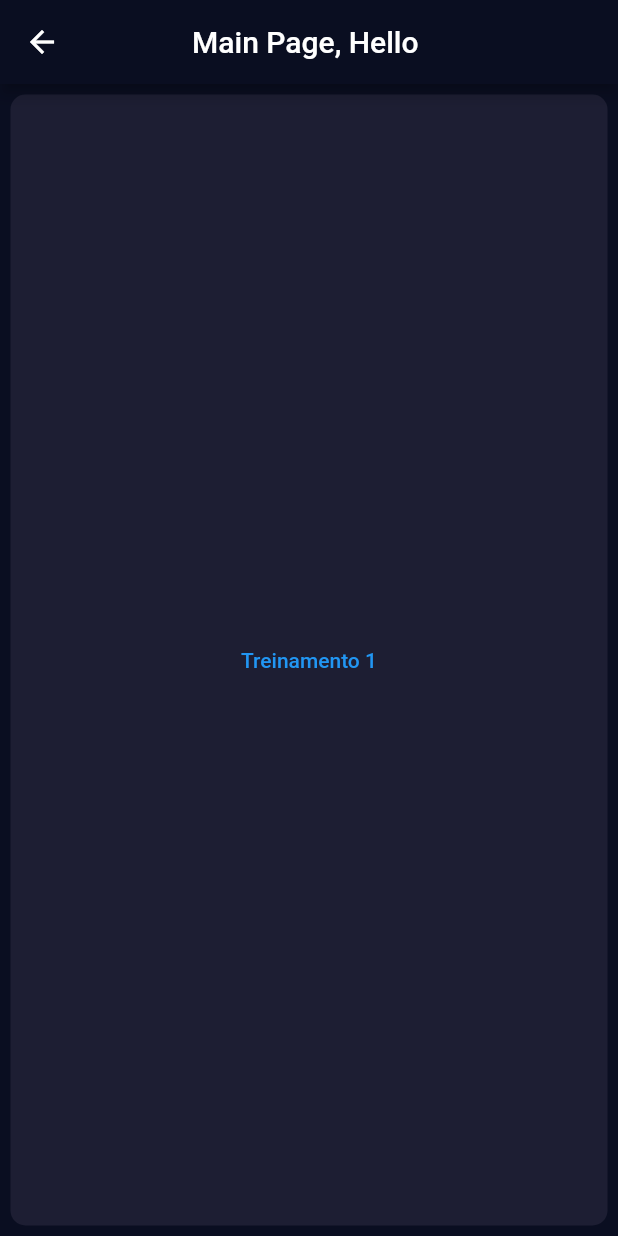
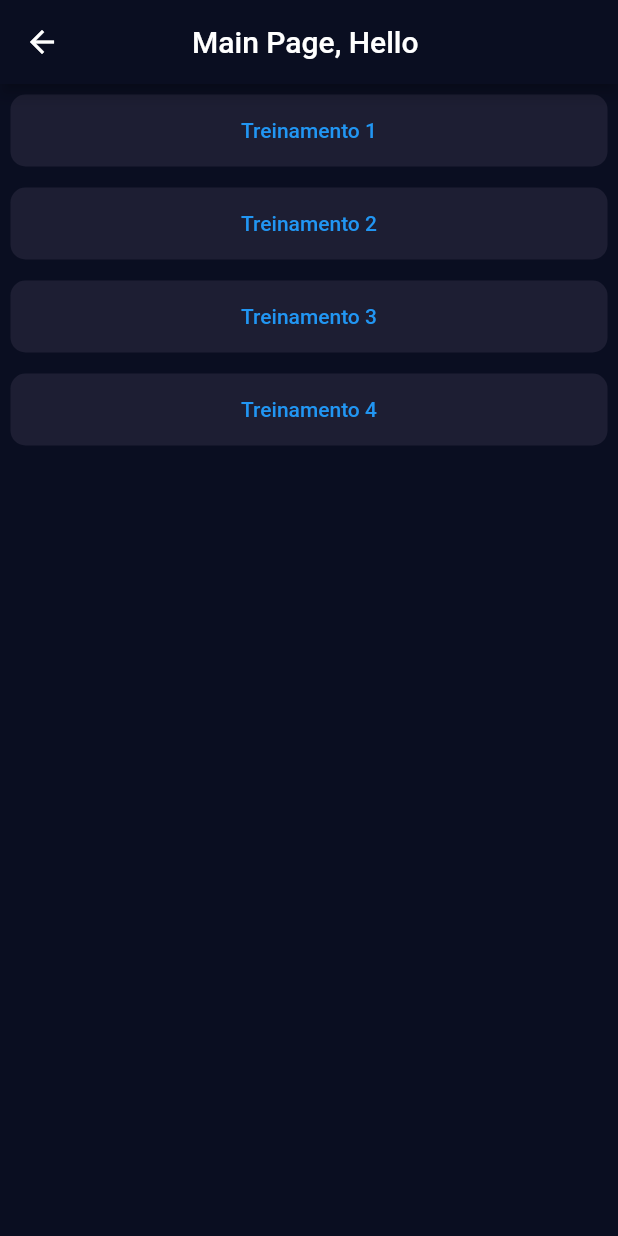
Before and after one commit to mahauni/euro-farma-gamify, a Flutter app: the MainPage screen opened directly with empty values, on a phone screen of 412 x 824 dp. Run offline on Flutter 3.47's test engine with Material 2 defaults, Android fonts, the phone set to English and light mode, and no system bars.

Commit message:
Add files via upload

```diff
--- a/lib/components/custom_button.dart
+++ b/lib/components/custom_button.dart
@@ -4,18 +4,17 @@ import 'package:euro_farma_gamify/components/custom_card.dart';
 import 'package:flutter/material.dart';
 
 class CustomButton extends StatelessWidget {
-  final Widget? child;
-  final VoidCallback? onPressed;
+  final int training;
+  final VoidCallback onPressed;
 
-  const CustomButton({super.key, this.child, this.onPressed});
+  const CustomButton(
+      {super.key, required this.training, required this.onPressed});
 
   @override
   Widget build(BuildContext context) {
     return Expanded(
       child: CustomCard(
         child: Row(
-          mainAxisAlignment: MainAxisAlignment.center,
-          crossAxisAlignment: CrossAxisAlignment.stretch,
           children: [
             Expanded(
               child: TextButton(
@@ -24,10 +23,8 @@ class CustomButton extends StatelessWidget {
                     borderRadius: BorderRadius.all(Radius.zero),
                   ),
                 ),
-                onPressed: () {
-                  Navigator.pushNamed(context, '/training', arguments: {});
-                },
-                child: Text('Treinamento 1'),
+                onPressed: onPressed,
+                child: Text('Treinamento ${training.toString()}'),
               ),
             ),
           ],
--- a/lib/main.dart
+++ b/lib/main.dart
@@ -18,7 +18,6 @@ class MyApp extends StatelessWidget {
     return MaterialApp(
       debugShowCheckedModeBanner: false,
       title: 'Flutter Demo',
-      initialRoute: "/login",
       routes: {
         "/login": (context) => const LoginPage(),
         "/main": (context) => const MainPage(),
--- a/lib/pages/main_page.dart
+++ b/lib/pages/main_page.dart
@@ -1,14 +1,14 @@
 // ignore_for_file: prefer_const_constructors, prefer_const_literals_to_create_immutables
 
+import 'package:euro_farma_gamify/components/custom_button.dart';
+import 'package:euro_farma_gamify/pages/training_page.dart';
 import 'package:flutter/material.dart';
 
-import '../components/custom_card.dart';
-
-class MainScreenArguments {
+class MainPageArguments {
   final int id;
   final String name;
 
-  MainScreenArguments(this.id, this.name);
+  MainPageArguments(this.id, this.name);
 }
 
 class MainPage extends StatefulWidget {
@@ -21,8 +21,9 @@ class MainPage extends StatefulWidget {
 class _MainPageState extends State<MainPage> {
   @override
   Widget build(BuildContext context) {
+    final trainings = [1, 2, 3, 4];
     final args =
-        ModalRoute.of(context)?.settings.arguments as MainScreenArguments;
+        ModalRoute.of(context)?.settings.arguments as MainPageArguments;
     return Scaffold(
       appBar: AppBar(
         title: Text('Main Page, Hello ${args.name}'),
@@ -30,39 +31,21 @@ class _MainPageState extends State<MainPage> {
       ),
       body: Column(
         children: [
-          ListView(
-            shrinkWrap: true,
-            scrollDirection: Axis.vertical,
-            children: [
-              // <Widget>[
-
-              // ]
-            ],
-          ),
           Expanded(
-            child: CustomCard(
-              child: Row(
-                mainAxisAlignment: MainAxisAlignment.center,
-                crossAxisAlignment: CrossAxisAlignment.stretch,
-                children: [
-                  Expanded(
-                    child: TextButton(
-                      style: TextButton.styleFrom(
-                        shape: const RoundedRectangleBorder(
-                          borderRadius: BorderRadius.all(Radius.zero),
-                        ),
-                      ),
-                      onPressed: () {
-                        Navigator.pushNamed(context, '/training',
-                            arguments: {args.id});
-                      },
-                      child: Text('Treinamento 1'),
-                    ),
-                  ),
-                ],
-              ),
+            child: ListView(
+              scrollDirection: Axis.vertical,
+              children: <Widget>[
+                ...trainings
+                    .map<Widget>((int e) => CustomButton(
+                        training: e,
+                        onPressed: () {
+                          Navigator.pushNamed(context, '/training',
+                              arguments: TrainingPageArguments(e));
+                        }))
+                    .toList()
+              ],
             ),
-          ),
+          )
         ],
       ),
     );
--- a/lib/pages/training_page.dart
+++ b/lib/pages/training_page.dart
@@ -3,6 +3,12 @@
 import 'package:flutter/material.dart';
 
 import '../components/custom_card.dart';
+
+class TrainingPageArguments {
+  final int trainingId;
+
+  TrainingPageArguments(this.trainingId);
+}
 
 class TrainingPage extends StatefulWidget {
   const TrainingPage({super.key});
@@ -14,10 +20,11 @@ class TrainingPage extends StatefulWidget {
 class _TrainingPageState extends State<TrainingPage> {
   @override
   Widget build(BuildContext context) {
-    // ModalRoute.of(context)?.settings.arguments; way to receive the arguments
+    final args =
+        ModalRoute.of(context)?.settings.arguments as TrainingPageArguments;
     return Scaffold(
       appBar: AppBar(
-        title: Text('Treinamento'),
+        title: Text('Treinamento ${args.trainingId}'),
         centerTitle: true,
       ),
       body: Column(
```
Also changed, not shown: lib/pages/login_page.dart (+2 -5 lines).
